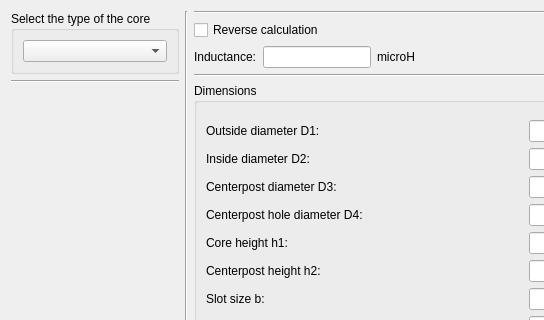
This is potcore.ui in radioacoustick/Coil64 as Qt 5 draws it before an edit; both pictures show x 0 to 544 and y 0 to 320 of the 686 by 456 pixel window. The edited form follows.
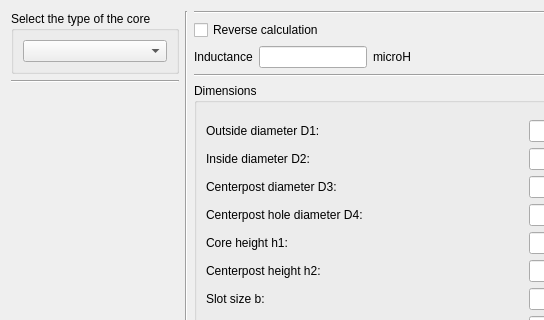
This is the edited form. Icons and pictures are not drawn.

What changed in the file:
```diff
--- a/potcore.ui
+++ b/potcore.ui
@@ -105,7 +105,7 @@
          <item row="0" column="0">
           <widget class="QLabel" name="label_N">
            <property name="text">
-            <string notr="true">Inductance:</string>
+            <string notr="true">Inductance</string>
            </property>
            <property name="wordWrap">
             <bool>true</bool>
```
Left out of the diff: 24 changed lines with no effect on the pictures.
